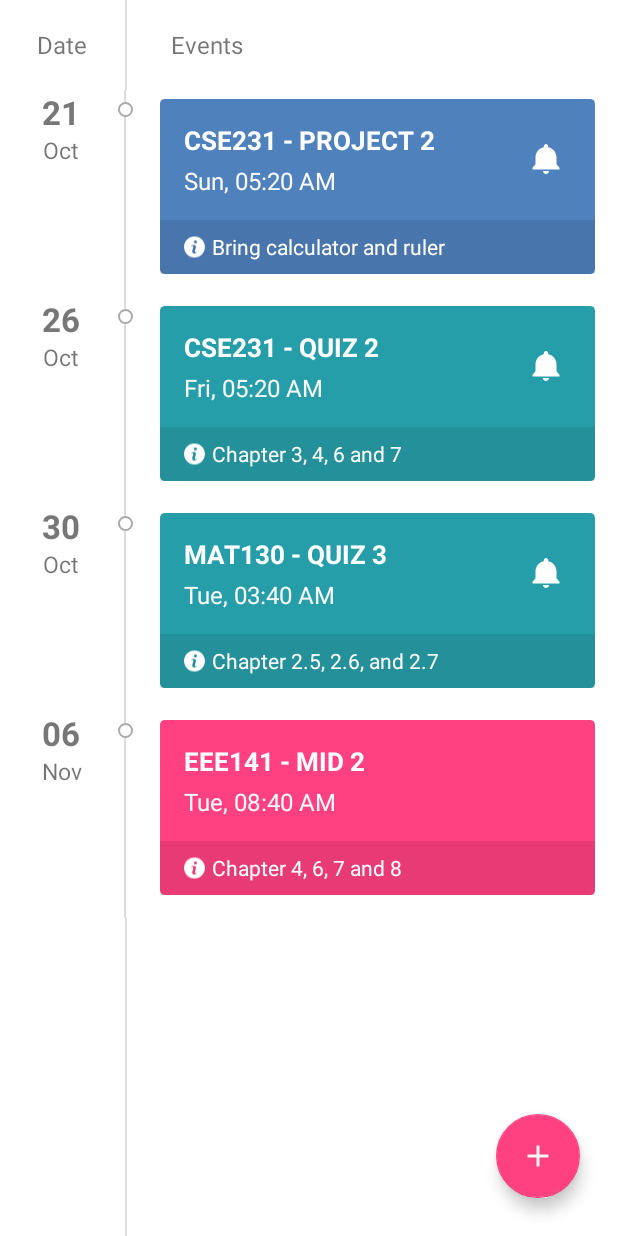
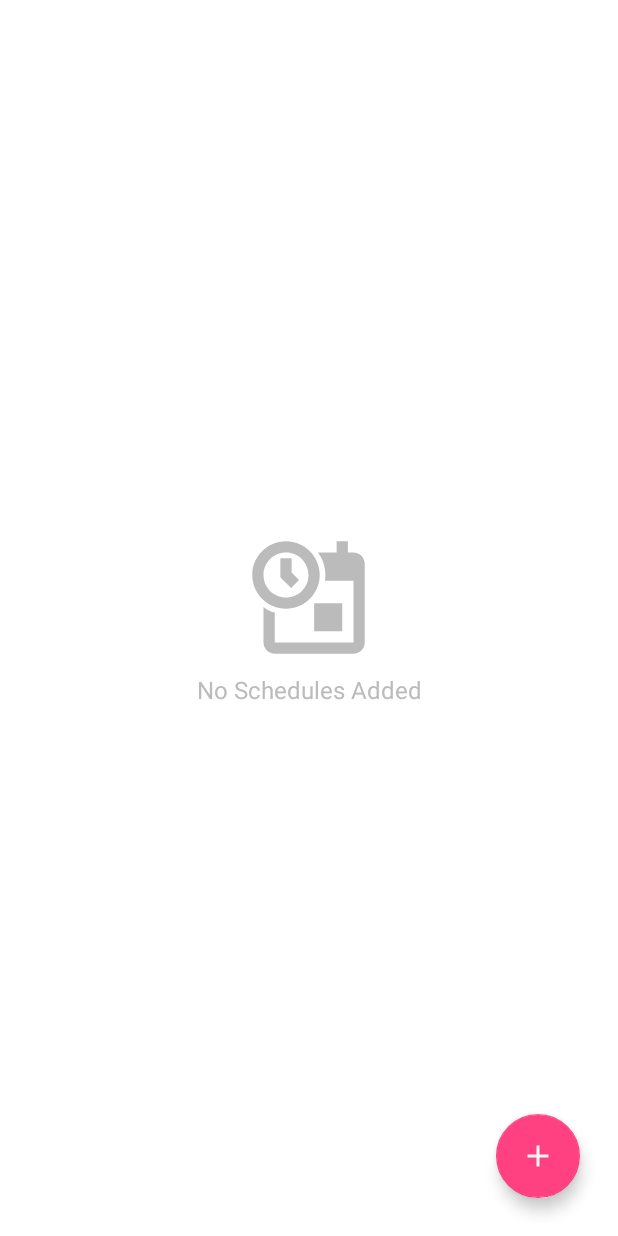
Before and after one commit to hm-tamim/student-companion-android, an Android app: the fragment ScheduleFragment shown on its own in the app's theme, on a phone screen of 412 x 824 dp. Run offline under Robolectric (Android 15) with nearby library versions, the phone set to English and light mode, and no system bars; our stand-ins replace Room's generated code; 3 statements that could not run were skipped.

Commit message:
Schedule 1

```diff
--- a/app/src/main/java/club/nsuer/nsuer/ScheduleDao.java
+++ b/app/src/main/java/club/nsuer/nsuer/ScheduleDao.java
@@ -32,7 +32,7 @@ public interface ScheduleDao {
     String isEmpty();
 
 
-    @Query("SELECT COUNT(uid) from scheduleEntity")
+    @Query("SELECT COUNT(id) from scheduleEntity")
     int count();
 
     @Insert(onConflict = OnConflictStrategy.REPLACE)
--- /dev/null
+++ b/app/src/main/java/club/nsuer/nsuer/ScheduleDatabase.java
@@ -0,0 +1,26 @@
+package club.nsuer.nsuer;
+
+import android.arch.persistence.room.Database;
+import android.arch.persistence.room.Room;
+import android.arch.persistence.room.RoomDatabase;
+import android.content.Context;
+
+@Database(entities = {ScheduleEntity.class}, version = 1, exportSchema = false)
+public abstract class ScheduleDatabase extends RoomDatabase {
+
+    private static ScheduleDatabase INSTANCE;
+
+    public abstract ScheduleDao scheduleDao();
+
+    public static ScheduleDatabase getInMemoryDatabase(Context context) {
+
+        if (INSTANCE == null)
+            INSTANCE = Room.inMemoryDatabaseBuilder(context.getApplicationContext(), ScheduleDatabase.class).allowMainThreadQueries().build();
+
+        return INSTANCE;
+    }
+
+    public static void destroyInstance() {
+        INSTANCE = null;
+    }
+}
--- a/app/src/main/java/club/nsuer/nsuer/ScheduleFragment.java
+++ b/app/src/main/java/club/nsuer/nsuer/ScheduleFragment.java
@@ -2,6 +2,7 @@ package club.nsuer.nsuer;
 
 
 import android.app.Activity;
+import android.arch.persistence.room.Room;
 import android.content.Context;
 import android.content.Intent;
 import android.os.Bundle;
@@ -14,9 +15,11 @@ import android.support.v7.widget.RecyclerView;
 import android.view.LayoutInflater;
 import android.view.View;
 import android.view.ViewGroup;
+import android.widget.LinearLayout;
 import android.widget.Toast;
 
 import java.util.ArrayList;
+import java.util.List;
 
 
 /**
@@ -34,6 +37,11 @@ public class ScheduleFragment extends Fragment {
     private ArrayList<ScheduleItem> itemList;
     private ScheduleAdapter itemAdapter;
     private RecyclerView recyclerView;
+    private ScheduleDatabase db;
+
+    private LinearLayout titleLinear;
+    private LinearLayout crLine2;
+    private LinearLayout noSchedule;
 
     public ScheduleFragment() {
         // Required empty public constructor
@@ -49,6 +57,12 @@ public class ScheduleFragment extends Fragment {
         main = (MainActivity) getActivity();
 
         context = getContext();
+
+
+
+        db = Room.databaseBuilder(context,
+                ScheduleDatabase.class, "schedules").allowMainThreadQueries().build();
+
 
 
     }
@@ -78,7 +92,11 @@ public class ScheduleFragment extends Fragment {
 
         main.setActionBarTitle("Schedules");
 
-        Toast.makeText(context,"Yoo",Toast.LENGTH_SHORT).show();
+
+
+        titleLinear = v.findViewById(R.id.titleLinear);
+        crLine2  = v.findViewById(R.id.crLine2);
+        noSchedule = v.findViewById(R.id.noSchedule);
 
 
         ft = getFragmentManager().beginTransaction();
@@ -105,14 +123,38 @@ public class ScheduleFragment extends Fragment {
 
 
 
-        itemList.add(new ScheduleItem(1,"CSE231", "PROJECT 2", "Bring calculator and ruler" , 1540120800, 000, -11566660, true, false));
+        List<ScheduleEntity> list = db.scheduleDao().getAll();
 
-        itemList.add(new ScheduleItem(1,"CSE231", "QUIZ 2", "Chapter 3, 4, 6 and 7" , 1540552801,000,-14246231, true, false));
+       if(list.size() < 1) {
+           titleLinear.setVisibility(View.GONE);
+           crLine2.setVisibility(View.GONE);
+       } else {
+           noSchedule.setVisibility(View.GONE);
+       }
 
-        itemList.add(new ScheduleItem(1,"MAT130", "QUIZ 3", "Chapter 2.5, 2.6, and 2.7" , 1540892400,000,-14246231, true, false));
+        for (int i=0; i < list.size(); i++) {
 
-        itemList.add(new ScheduleItem(1,"EEE141", "MID 2", "Chapter 4, 6, 7 and 8" , 1541515200,000,-49023, false, false));
+            int id = list.get(i).getId();
+            String title = list.get(i).getTitle();
+            String type = list.get(i).getType();
+            String note = list.get(i).getExtraNote();
+            long date = list.get(i).getDate();
+            long reminderDate = list.get(i).getReminderDate();
+            int color = list.get(i).getColor();
+            boolean doRemind = list.get(i).isDoReminder();
 
+            boolean isPassed = false;
+
+            long unixTime = System.currentTimeMillis() / 1000L;
+
+            if(unixTime > date)
+                isPassed = true;
+
+
+            itemList.add(new ScheduleItem(id, title, type, note, date, reminderDate, color, doRemind, isPassed));
+
+
+        }
 
 
         recyclerView.setAdapter(itemAdapter);
--- a/app/src/main/res/layout/schedule_fragment.xml
+++ b/app/src/main/res/layout/schedule_fragment.xml
@@ -17,6 +17,7 @@
         android:orientation="vertical">
 
         <LinearLayout
+            android:id="@+id/titleLinear"
             android:layout_width="match_parent"
             android:layout_height="60dp"
             android:gravity="center_vertical"
@@ -31,7 +32,7 @@
                 android:textSize="16sp" />
 
             <View
-                android:id="@+id/view2"
+                android:id="@+id/view"
                 android:layout_width="1dp"
                 android:layout_height="match_parent"
                 android:background="@drawable/vertical_line_ac" />
@@ -74,17 +75,10 @@
         </LinearLayout>
 
 
-        <android.support.design.widget.FloatingActionButton
-            android:id="@+id/floatingActionButton"
-            android:layout_width="match_parent"
-            android:layout_height="wrap_content"
-            android:clickable="true"
-            android:src="@drawable/ic_plus" />
-
         <LinearLayout
             android:id="@+id/noSchedule"
             android:layout_width="match_parent"
-            android:layout_height="200dp"
+            android:layout_height="match_parent"
             android:layout_centerVertical="true"
             android:gravity="center_vertical|center_horizontal"
             android:orientation="vertical">
```
